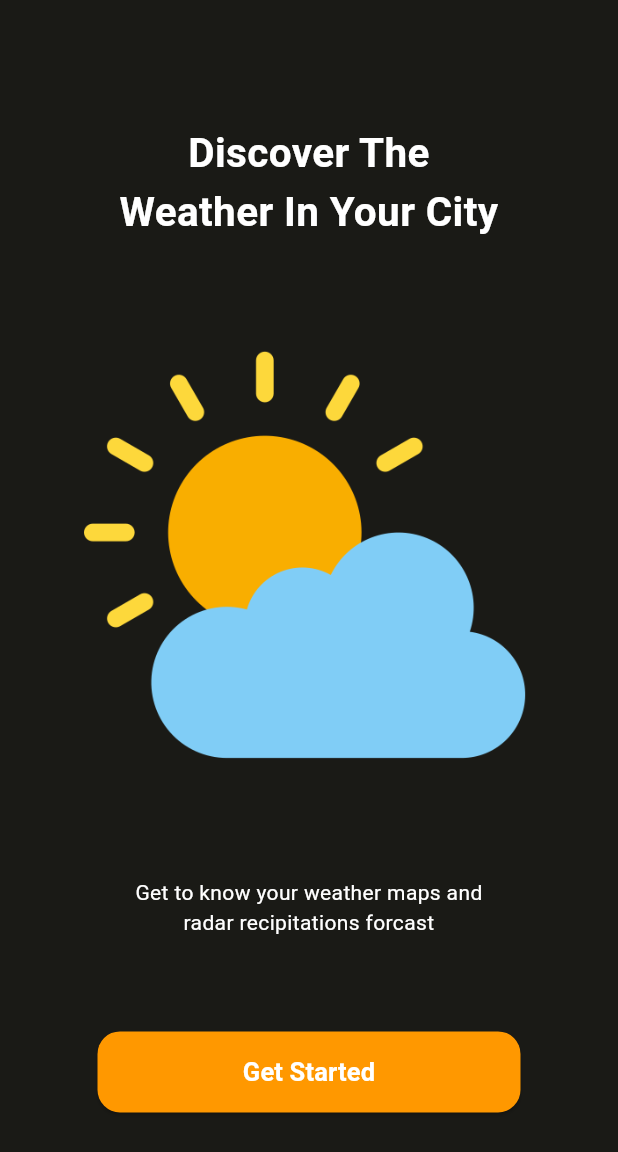
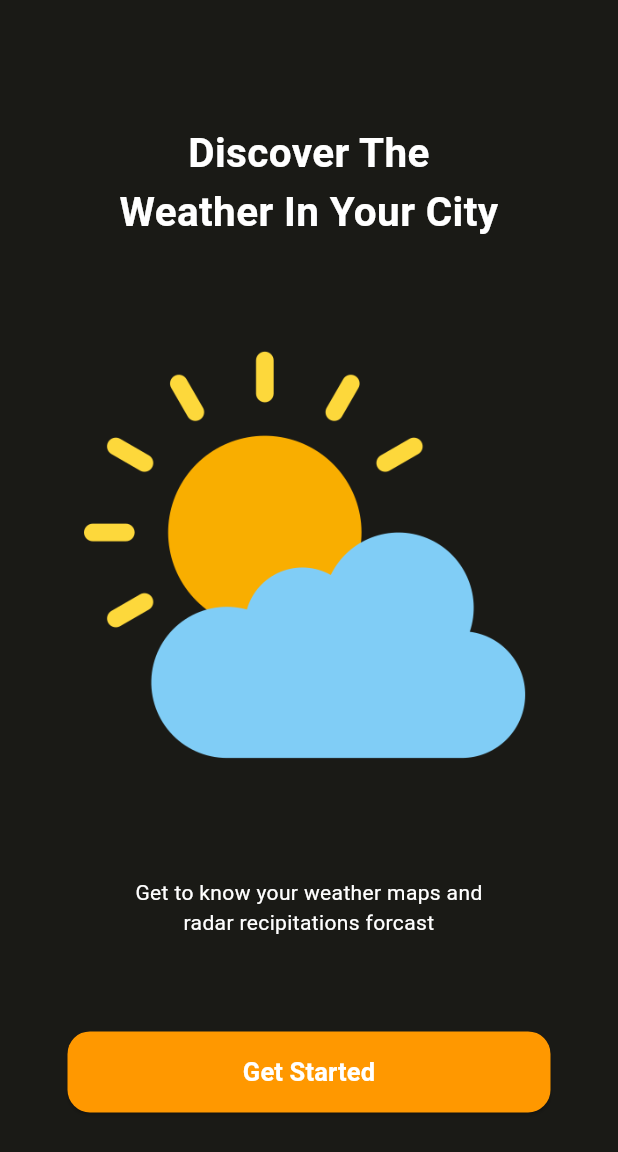
Before and after one commit to Abderrahmane-Berramdan/flutter_weather_plus, a Flutter app: the first screen one second after launch, on a phone screen of 412 x 824 dp. Shown: the top 1152 px of the screen. Run offline on Flutter 3.47's test engine with Material 3 defaults, Android fonts, the light colour scheme and no system bars.

Commit message:
Update HomeScreen layout and enhance splash screen button responsiveness;

```diff
--- /dev/null
+++ b/devtools_options.yaml
@@ -0,0 +1,3 @@
+description: This file stores settings for Dart & Flutter DevTools.
+documentation: https://docs.flutter.dev/tools/devtools/extensions#configure-extension-enablement-states
+extensions:
--- a/lib/screens/splash_screen.dart
+++ b/lib/screens/splash_screen.dart
@@ -61,20 +61,28 @@ class _SplashScreenState extends State<SplashScreen> {
                     color: Theme.of(context).colorScheme.secondary,
                   ),
                 ),
-                SizedBox(
-                  width: MediaQuery.of(context).size.width - 130,
+                LayoutBuilder(
+                  builder: (context, constraints) {
+                    final maxW = constraints.maxWidth.isFinite
+                        ? constraints.maxWidth
+                        : MediaQuery.of(context).size.width;
+                    final buttonWidth = (maxW - 50).clamp(0.0, maxW);
+                    return SizedBox(
+                      width: buttonWidth,
                       child: ElevatedButton(
                         onPressed: () {
                           _timer.cancel();
                           Navigator.pushReplacement(
                             context,
-                        MaterialPageRoute(builder: (context) => HomeScreen()),
+                            MaterialPageRoute(
+                              builder: (context) => const HomeScreen(),
+                            ),
                           );
                         },
                         style: ElevatedButton.styleFrom(
                           backgroundColor: Colors.orange,
                           shape: RoundedRectangleBorder(
-                        borderRadius: BorderRadiusGeometry.circular(15),
+                            borderRadius: BorderRadius.circular(15),
                           ),
                         ),
                         child: Padding(
@@ -89,6 +97,8 @@ class _SplashScreenState extends State<SplashScreen> {
                           ),
                         ),
                       ),
+                    );
+                  },
                 ),
               ],
             ),
--- a/lib/services/weather_service.dart
+++ b/lib/services/weather_service.dart
@@ -5,7 +5,7 @@ import 'package:http/http.dart' as http;
 class WeatherService {
   static Future<WeatherModel?> getHourlyForecast() async {
     final String url =
-        "https://api.weatherapi.com/v1/forecast.json?key=407b8f67cd1d4ad5884103610250109&q=Paris&days=7";
+        "https://api.weatherapi.com/v1/forecast.json?key=407b8f67cd1d4ad5884103610250109&q=Guelma&days=7";
 
     final uri = Uri.parse(url);
     final response = await http.get(uri);
```
Also changed, not shown: lib/screens/home_screen.dart (+15 -10 lines). Lines whose indentation alone changed are shown as unchanged.
